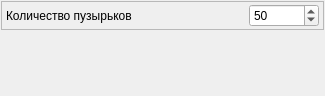
The window that metodics/trenagers/graphics_utils/video_irriants/irriants/bubblesirriantsettingswidget.ui (grigp/a-analyser) describes before a commit, drawn with Qt 5.
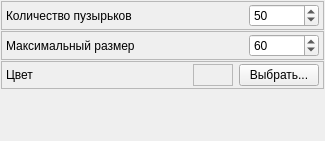
The same window after the commit.

Patch:
```diff
--- a/metodics/trenagers/graphics_utils/video_irriants/irriants/bubblesirriantsettingswidget.ui
+++ b/metodics/trenagers/graphics_utils/video_irriants/irriants/bubblesirriantsettingswidget.ui
@@ -7,7 +7,7 @@
     <x>0</x>
     <y>0</y>
     <width>325</width>
-    <height>96</height>
+    <height>141</height>
    </rect>
   </property>
   <property name="windowTitle">
@@ -95,6 +95,139 @@
      </layout>
     </widget>
    </item>
+   <item>
+    <widget class="QFrame" name="frMaxSize">
+     <property name="frameShape">
+      <enum>QFrame::StyledPanel</enum>
+     </property>
+     <property name="frameShadow">
+      <enum>QFrame::Raised</enum>
+     </property>
+     <layout class="QHBoxLayout" name="horizontalLayout_15">
+      <property name="leftMargin">
+       <number>4</number>
+      </property>
+      <property name="topMargin">
+       <number>2</number>
+      </property>
+      <property name="rightMargin">
+       <number>4</number>
+      </property>
+      <property name="bottomMargin">
+       <number>2</number>
+      </property>
+      <item>
+       <widget class="QLabel" name="lblMaxSize">
+        <property name="text">
+         <string>Максимальный размер</string>
+        </property>
+       </widget>
+      </item>
+      <item>
+       <spacer name="horizontalSpacer_15">
+        <property name="orientation">
+         <enum>Qt::Horizontal</enum>
+        </property>
+        <property name="sizeHint" stdset="0">
+         <size>
+          <width>40</width>
+          <height>20</height>
+         </size>
+        </property>
+       </spacer>
+      </item>
+      <item>
+       <widget class="QSpinBox" name="edMaxSize">
+        <property name="minimumSize">
+         <size>
+          <width>70</width>
+          <height>0</height>
+         </size>
+        </property>
+        <property name="minimum">
+         <number>10</number>
+        </property>
+        <property name="maximum">
+         <number>120</number>
+        </property>
+        <property name="singleStep">
+         <number>5</number>
+        </property>
+        <property name="value">
+         <number>60</number>
+        </property>
+       </widget>
+      </item>
+     </layout>
+    </widget>
+   </item>
+   <item>
+    <widget class="QFrame" name="frColor">
+     <property name="frameShape">
+      <enum>QFrame::StyledPanel</enum>
+     </property>
+     <property name="frameShadow">
+      <enum>QFrame::Raised</enum>
+     </property>
+     <layout class="QHBoxLayout" name="horizontalLayout_14">
+      <property name="leftMargin">
+       <number>4</number>
+      </property>
+      <property name="topMargin">
+       <number>2</number>
+      </property>
+      <property name="rightMargin">
+       <number>4</number>
+      </property>
+      <property name="bottomMargin">
+       <number>2</number>
+      </property>
+      <item>
+       <widget class="QLabel" name="lblColor">
+        <property name="text">
+         <string>Цвет</string>
+        </property>
+       </widget>
+      </item>
+      <item>
+       <spacer name="horizontalSpacer_14">
+        <property name="orientation">
+         <enum>Qt::Horizontal</enum>
+        </property>
+        <property name="sizeHint" stdset="0">
+         <size>
+          <width>40</width>
+          <height>20</height>
+         </size>
+        </property>
+       </spacer>
+      </item>
+      <item>
+       <widget class="QFrame" name="frColorSample">
+        <property name="minimumSize">
+         <size>
+          <width>40</width>
+          <height>0</height>
+         </size>
+        </property>
+        <property name="frameShape">
+         <enum>QFrame::StyledPanel</enum>
+        </property>
+        <property name="frameShadow">
+         <enum>QFrame::Raised</enum>
+        </property>
+       </widget>
+      </item>
+      <item>
+       <widget class="QPushButton" name="btnSetColor">
+        <property name="text">
+         <string>Выбрать...</string>
+        </property>
+       </widget>
+      </item>
+     </layout>
+    </widget>
+   </item>
    <item>
     <spacer name="verticalSpacer">
      <property name="orientation">
```
Left out of the diff: 38 changed lines with no effect on the pictures.
